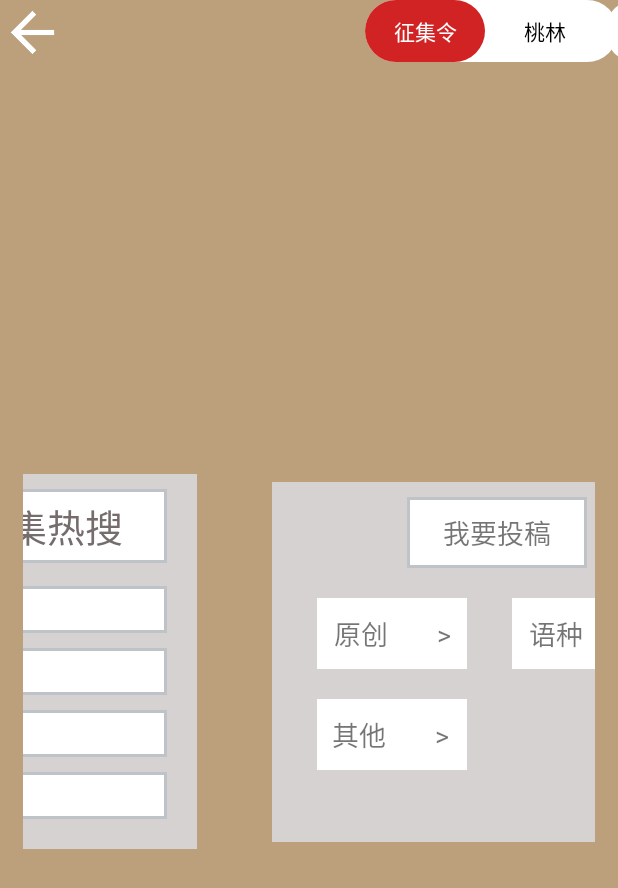
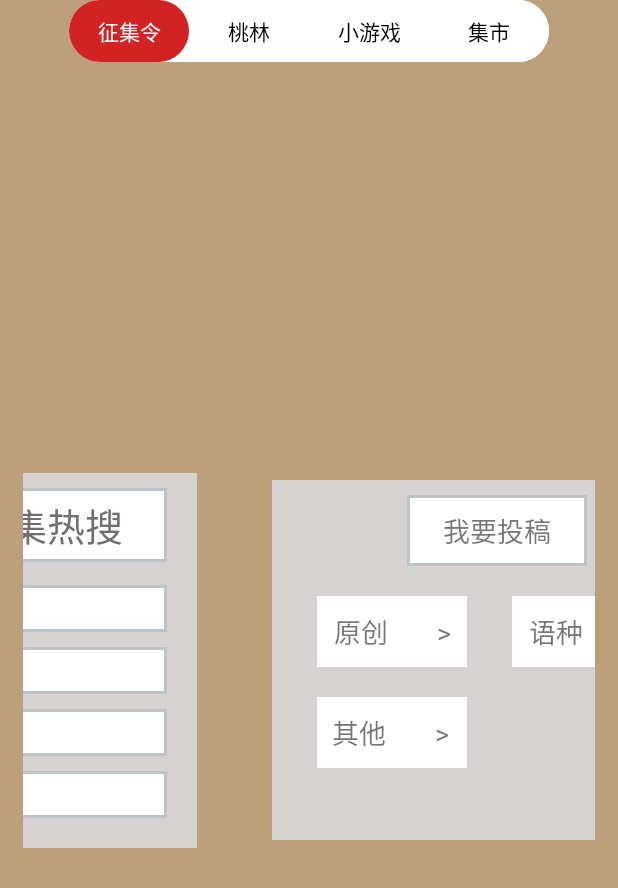
Before and after one commit to ting924/peachGarden, an Android app: the fragment MainFragment3 shown on its own in the app's theme, on a phone screen of 412 x 824 dp. Shown: the top 888 px of the screen. Run offline under Robolectric (Android 15) with nearby library versions, the light colour scheme and no system bars; 1 statement that could not run was skipped.

Commit message:
界面调整

```diff
--- a/app/src/main/res/layout/main_fragment2.xml
+++ b/app/src/main/res/layout/main_fragment2.xml
@@ -18,6 +18,7 @@
             android:layout_weight="1"
             android:layout_height="wrap_content"
             android:background="@drawable/left"
+            android:layout_marginRight="10dp"
             android:layout_marginBottom="25dp"></ImageView>
 
         <RelativeLayout
@@ -27,7 +28,7 @@
             android:layout_weight="1.7"
             android:layout_height="wrap_content">
             <LinearLayout
-                android:layout_marginTop="20dp"
+                android:layout_marginTop="25dp"
                 android:id="@+id/search_colum"
                 android:layout_width="wrap_content"
                 android:layout_height="wrap_content"
--- a/app/src/main/res/layout/main_fragment3.xml
+++ b/app/src/main/res/layout/main_fragment3.xml
@@ -6,21 +6,12 @@
     android:background="@color/shizhai_background_color"
     android:id="@+id/main_fra4">
 
-    <LinearLayout
-        android:layout_width="match_parent"
-        android:layout_height="wrap_content"
-        android:orientation="horizontal">
 
-        <ImageButton
-            android:id="@+id/shizhai_back_btn"
-            android:layout_width="wrap_content"
-            android:layout_height="wrap_content"
-            android:background="@drawable/ic_arrow_back_48px"></ImageButton>
 
         <LinearLayout
             android:layout_width="wrap_content"
             android:layout_height="wrap_content"
-            android:layout_marginLeft="200dp"
+           android:layout_gravity="center"
             android:background="@drawable/shape1"
             android:orientation="horizontal">
 
@@ -73,7 +64,7 @@
                 android:textSize="14sp"></TextView>
         </LinearLayout>
 
-    </LinearLayout>
+
     <androidx.viewpager2.widget.ViewPager2
         android:id="@+id/sz_viewPager3"
         android:layout_width="match_parent"
```
Also changed, not shown: app/src/main/java/com/greenhi/peach_garden/fragment/ShiguanFragment.java (+4 -4 lines), app/src/main/res/layout/activity_poemcourse.xml (+9 -9 lines).
